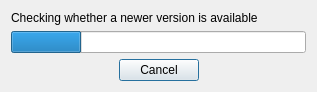
Above: src/UpdateCheckDialog.ui from danblakemore/universal-indent-gui before the change. Below: the same form after it.
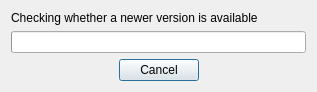
That is the form after the change.

Commit message: Preparations for an animated progressbar during update check.

What changed in the file:
```diff
--- a/src/UpdateCheckDialog.ui
+++ b/src/UpdateCheckDialog.ui
@@ -26,7 +26,7 @@
    <item>
     <widget class="QProgressBar" name="progressBar" >
      <property name="value" >
-      <number>24</number>
+      <number>0</number>
      </property>
      <property name="textVisible" >
       <bool>false</bool>
```
The commit also changes 2 other files.
